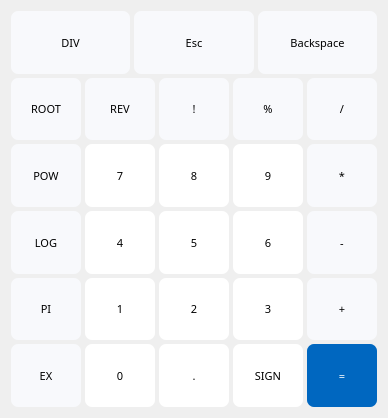
First picture: the form in shortcuts.ui, repository almax07082005/Calculator, before the edit.
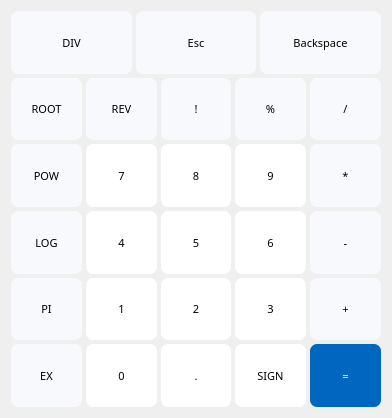
Second picture: the form after the edit.

Patch:
```diff
--- a/shortcuts.ui
+++ b/shortcuts.ui
@@ -9,7 +9,7 @@
    <rect>
     <x>0</x>
     <y>0</y>
-    <width>384</width>
+    <width>392</width>
     <height>418</height>
    </rect>
   </property>
```
